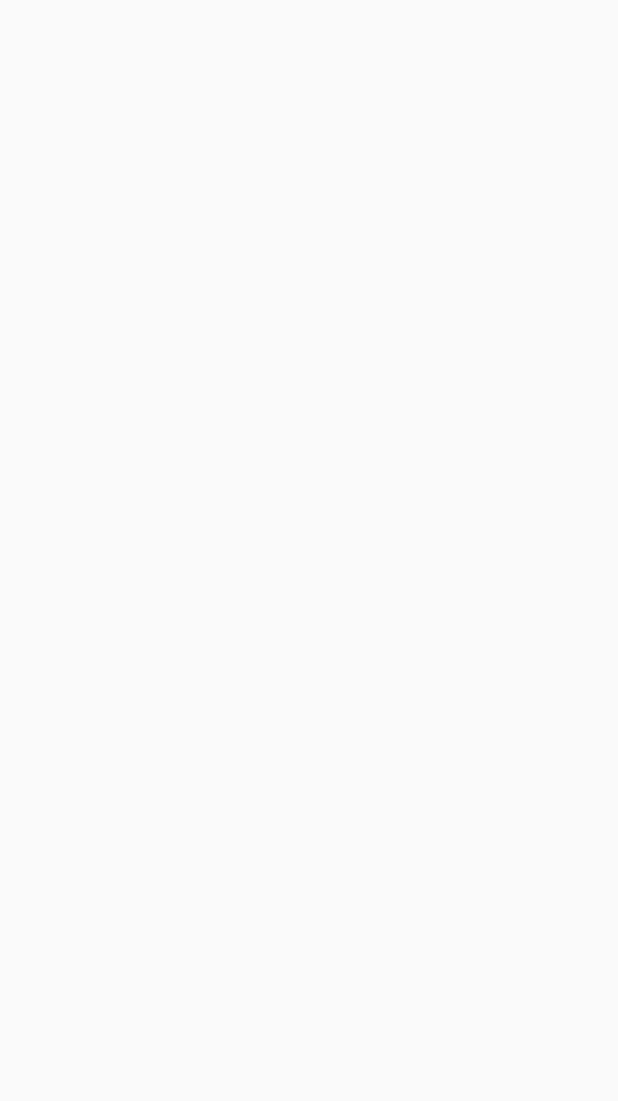
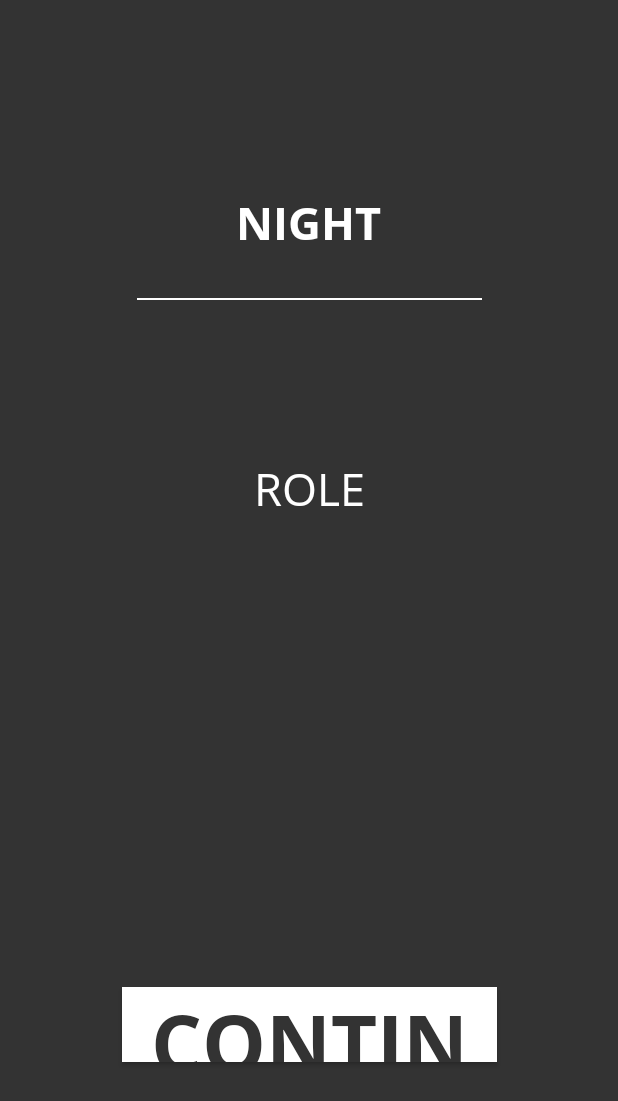
Before and after one commit to xeroplz/CMSC436-Group-43, an Android app: the DetectiveActivity screen opened directly, with no data from a screen before it, on a phone screen of 412 x 824 dp. Before the commit the part shown is empty. Shown: the top 1101 px of the screen. Run offline under Robolectric (Android 15) with nearby library versions, the phone set to English and light mode, and no system bars; 4 statements that could not run were skipped.

Commit message:
Forgot an activity for if the player is saved or not

```diff
--- a/MAFIA43/app/src/main/AndroidManifest.xml
+++ b/MAFIA43/app/src/main/AndroidManifest.xml
@@ -31,6 +31,9 @@
         <activity android:name=".NightRecapActivity">
         </activity>
 
+        <activity android:name=".NightSaveActivity">
+        </activity>
+
         <activity android:name=".Voting">
         </activity>
 
--- a/MAFIA43/app/src/main/java/com/example/mafia43/DetectiveActivity.kt
+++ b/MAFIA43/app/src/main/java/com/example/mafia43/DetectiveActivity.kt
@@ -1,6 +1,57 @@
 package com.example.mafia43
 
+import android.content.Intent
+import android.os.Bundle
+import android.widget.Button
+import android.widget.TextView
 import androidx.appcompat.app.AppCompatActivity
+import java.io.Serializable
 
 class DetectiveActivity : AppCompatActivity() {
+
+    private lateinit var mContinueButton : Button
+    private lateinit var mPlayers : Array<Player>
+    private lateinit var mTextView : TextView
+    private lateinit var mBundle : Bundle
+
+    override fun onCreate(savedInstanceState: Bundle?) {
+        super.onCreate(savedInstanceState)
+        setContentView(R.layout.night_role_confirm)
+
+        /* Get players array from intent Bundle */
+        mBundle = intent.getBundleExtra("Bundle")!!
+        mPlayers = mBundle.getSerializable("playersArr") as Array<Player>
+        mContinueButton = findViewById(R.id.nContinue)
+        mTextView = findViewById(R.id.nRoleTextView)
+        val check = intent.getStringExtra("Check")
+
+        for (player in mPlayers) {
+            if (player.name() == check) {
+                if (player.role() == MAFIA) {
+                    mTextView.setText(player.name() + " is a Mafia member!")
+                } else {
+                    mTextView.setText(player.name() + " is not a Mafia member.")
+                }
+            }
+        }
+
+        mContinueButton.setOnClickListener{
+            val nightIntent = Intent(this@DetectiveActivity, NightRecapActivity::class.java)
+            /* You have to create a Bundle to pass the Player array */
+            val args = Bundle()
+            args.putSerializable("playersArr", mPlayers as Serializable)
+            nightIntent.putExtra("Bundle", args)
+            nightIntent.putExtra("AlivePlayers", intent.getIntExtra("AlivePlayers", mPlayers.size))
+            nightIntent.putExtra("Kill", intent.getStringExtra("Kill"))
+            nightIntent.putExtra("Save", intent.getStringExtra("Save"))
+        }
+    }
+
+    companion object{
+        const val TAG = "detective_activity"
+        const val MAFIA = 1
+        const val DOCTOR = 2
+        const val DETECTIVE = 3
+        const val CIVILIAN = 4
+    }
 }
--- /dev/null
+++ b/MAFIA43/app/src/main/java/com/example/mafia43/NightSaveActivity.kt
@@ -0,0 +1,6 @@
+package com.example.mafia43
+
+import androidx.appcompat.app.AppCompatActivity
+
+class NightSaveActivity : AppCompatActivity() {
+}
--- a/MAFIA43/app/src/main/res/layout/night_role_confirm.xml
+++ b/MAFIA43/app/src/main/res/layout/night_role_confirm.xml
@@ -42,9 +42,12 @@
         android:id="@+id/nRoleTextView"
         android:layout_width="wrap_content"
         android:layout_height="wrap_content"
+        android:layout_marginStart="20dp"
+        android:layout_marginEnd="20dp"
         android:layout_marginBottom="450dp"
         android:fontFamily="@font/opensans_regular"
         android:text="@string/night_role"
+        android:textAlignment="center"
         android:textColor="@android:color/background_light"
         android:textSize="30sp"
         app:layout_constraintBottom_toBottomOf="parent"
```
Also changed, not shown: MAFIA43/app/src/main/java/com/example/mafia43/NightActivity.kt (+8 -8 lines), MAFIA43/app/src/main/java/com/example/mafia43/NightRecapActivity.kt (+13 -0 lines), MAFIA43/app/src/main/java/com/example/mafia43/NightSelectionActivity.kt (+5 -2 lines).
